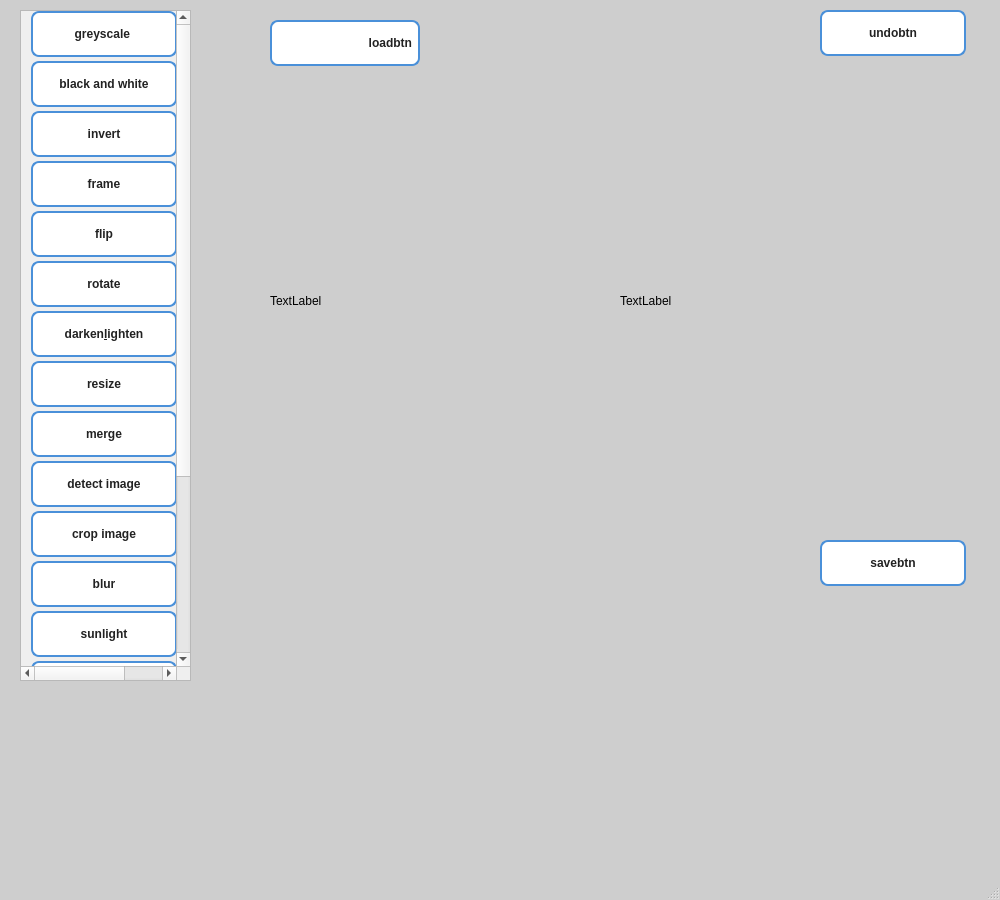
The window that mainwindow.ui (selwan0/Image-Processing) describes before a commit, drawn with Qt 5.
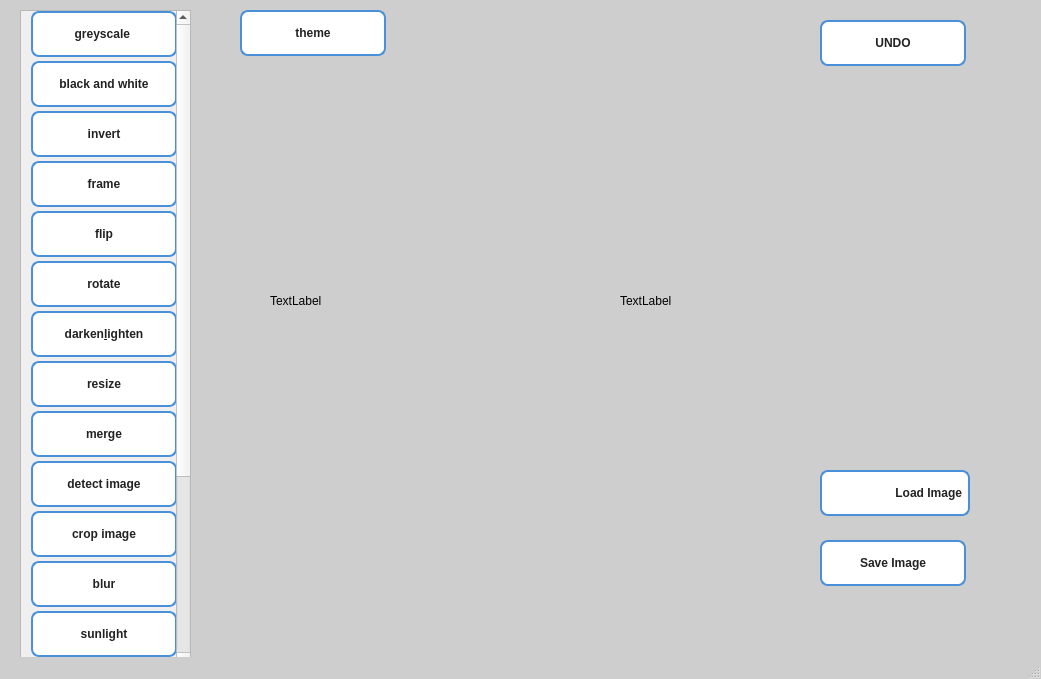
The same window after the commit. Icons and pictures are not drawn.

Patch:
```diff
--- a/mainwindow.ui
+++ b/mainwindow.ui
@@ -6,8 +6,8 @@
    <rect>
     <x>0</x>
     <y>0</y>
-    <width>1000</width>
-    <height>900</height>
+    <width>1041</width>
+    <height>679</height>
    </rect>
   </property>
   <property name="sizePolicy">
@@ -174,14 +174,14 @@
      </rect>
     </property>
     <property name="text">
-     <string>savebtn</string>
+     <string>Save Image</string>
     </property>
    </widget>
    <widget class="QPushButton" name="pushButton">
     <property name="geometry">
      <rect>
-      <x>270</x>
-      <y>20</y>
+      <x>820</x>
+      <y>470</y>
       <width>150</width>
       <height>46</height>
      </rect>
@@ -202,11 +202,7 @@
 }</string>
     </property>
     <property name="text">
-     <string>loadbtn</string>
-    </property>
-    <property name="icon">
-     <iconset>
-      <normaloff>Images/images.png</normaloff>Images/images.png</iconset>
+     <string>Load Image</string>
     </property>
     <property name="iconSize">
      <size>
@@ -219,13 +215,13 @@
     <property name="geometry">
      <rect>
       <x>820</x>
-      <y>10</y>
+      <y>20</y>
       <width>146</width>
       <height>46</height>
      </rect>
     </property>
     <property name="text">
-     <string>undobtn</string>
+     <string>UNDO</string>
     </property>
    </widget>
    <widget class="QScrollArea" name="scrollArea_2">
@@ -729,6 +725,19 @@
      <string>TextLabel</string>
     </property>
    </widget>
+   <widget class="QPushButton" name="ThemeButton">
+    <property name="geometry">
+     <rect>
+      <x>240</x>
+      <y>10</y>
+      <width>146</width>
+      <height>46</height>
+     </rect>
+    </property>
+    <property name="text">
+     <string>theme</string>
+    </property>
+   </widget>
   </widget>
   <widget class="QMenuBar" name="menubar">
    <property name="geometry">
```
Left out of the diff: 6 changed lines with no effect on the pictures.
